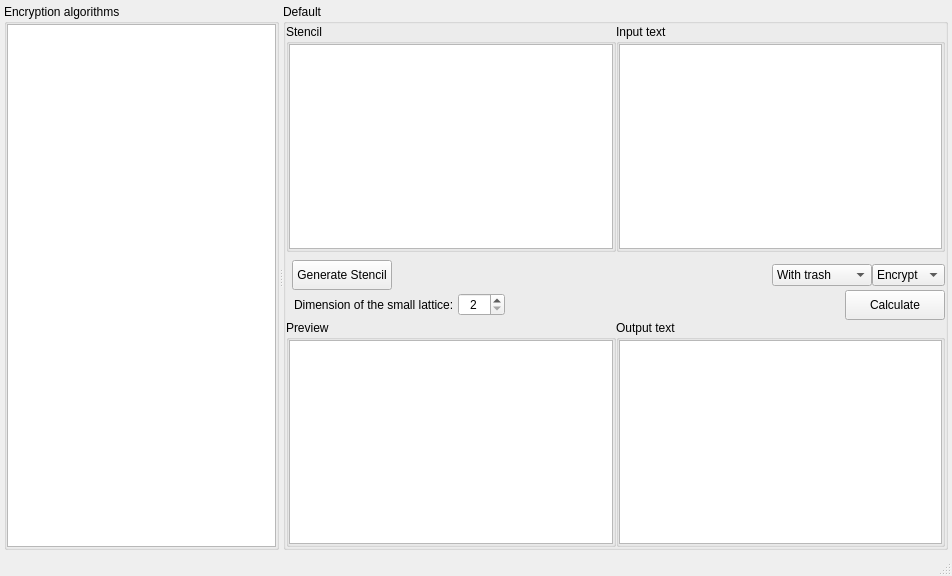
This is crypto-methods/gui/mainwindow.ui in vasilypht/crypto-methods as Qt 5 draws it before an edit. The edited form follows.
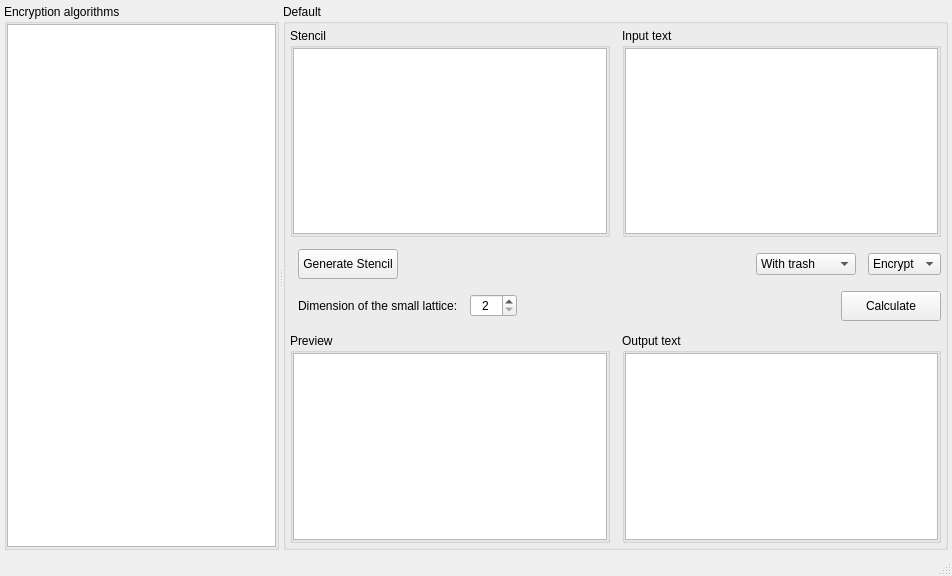
This is the edited form. The open tabs and pages were chosen to show the change.

```diff
--- a/crypto-methods/gui/mainwindow.ui
+++ b/crypto-methods/gui/mainwindow.ui
@@ -1061,19 +1061,19 @@
           <widget class="QWidget" name="page_5">
            <layout class="QVBoxLayout" name="verticalLayout_26">
             <property name="spacing">
-             <number>0</number>
+             <number>12</number>
             </property>
             <property name="leftMargin">
-             <number>0</number>
+             <number>4</number>
             </property>
             <property name="topMargin">
-             <number>0</number>
+             <number>4</number>
             </property>
             <property name="rightMargin">
-             <number>0</number>
+             <number>4</number>
             </property>
             <property name="bottomMargin">
-             <number>0</number>
+             <number>4</number>
             </property>
             <item>
              <layout class="QHBoxLayout" name="page_5_horizontal_layout_1">
@@ -1173,12 +1173,15 @@
             </item>
             <item>
              <layout class="QHBoxLayout" name="page_5_horizontal_layout_2">
+              <property name="spacing">
+               <number>12</number>
+              </property>
               <property name="leftMargin">
-               <number>6</number>
-              </property>
-              <property name="topMargin">
                <number>8</number>
               </property>
+              <property name="topMargin">
+               <number>0</number>
+              </property>
               <item>
                <widget class="QPushButton" name="page_5_button_gen_stencil">
                 <property name="sizePolicy">
@@ -1250,7 +1253,7 @@
             <item>
              <layout class="QHBoxLayout" name="page_5_horizontal_layout_3">
               <property name="spacing">
-               <number>4</number>
+               <number>12</number>
               </property>
               <property name="leftMargin">
                <number>8</number>
```
Left out of the diff: 91 changed lines with no effect on the pictures.
